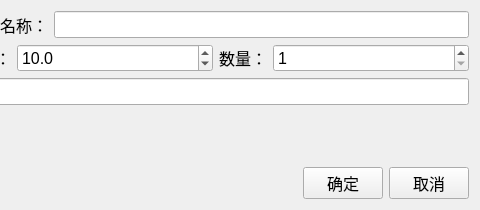
This is stockeraddnewdialog.ui in Rn7s2/MIS as Qt 5 draws it before an edit; both pictures show x 320 to 800 and y 0 to 210 of the 800 by 210 pixel window. The edited form follows.
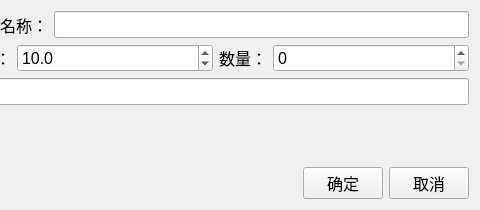
This is the edited form.

The edit to the form file:
```diff
--- a/stockeraddnewdialog.ui
+++ b/stockeraddnewdialog.ui
@@ -149,7 +149,7 @@
         </font>
        </property>
        <property name="minimum">
-        <number>1</number>
+        <number>0</number>
        </property>
        <property name="maximum">
         <number>16777215</number>
```
